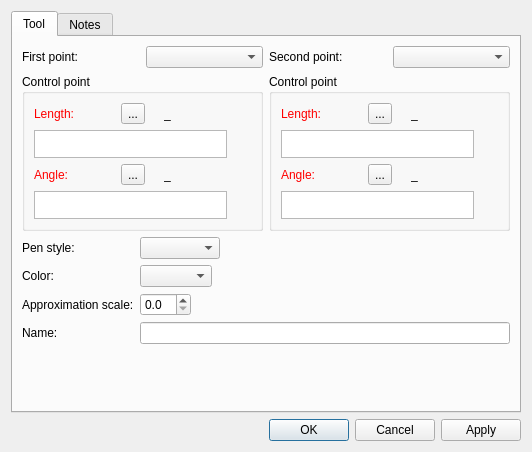
Above: src/libs/vtools/dialogs/tools/dialogspline.ui from dismine/valentina before the change. Below: the same form after it.
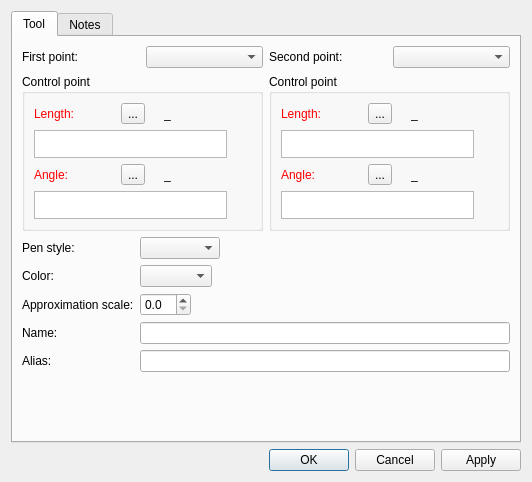
That is the form after the change. Icons and pictures are not drawn. Custom widgets are drawn as their Qt base class.

Commit message: Alias field for tool Spline.

The edit to the form file:
```diff
--- a/src/libs/vtools/dialogs/tools/dialogspline.ui
+++ b/src/libs/vtools/dialogs/tools/dialogspline.ui
@@ -7,7 +7,7 @@
     <x>0</x>
     <y>0</y>
     <width>532</width>
-    <height>452</height>
+    <height>482</height>
    </rect>
   </property>
   <property name="windowTitle">
@@ -925,6 +925,20 @@
            </property>
           </widget>
          </item>
+         <item row="4" column="0">
+          <widget class="QLabel" name="labelAlias">
+           <property name="text">
+            <string>Alias:</string>
+           </property>
+          </widget>
+         </item>
+         <item row="4" column="1">
+          <widget class="QLineEdit" name="lineEditAlias">
+           <property name="clearButtonEnabled">
+            <bool>true</bool>
+           </property>
+          </widget>
+         </item>
         </layout>
        </item>
        <item>
```
The commit also changes 5 other files.
